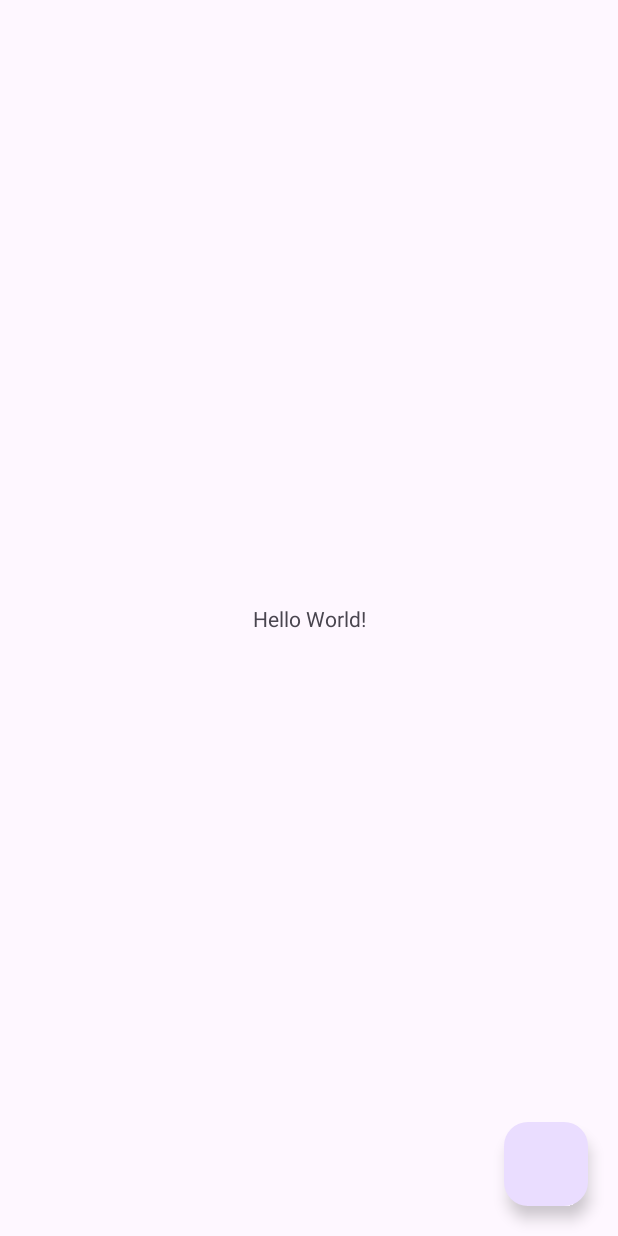
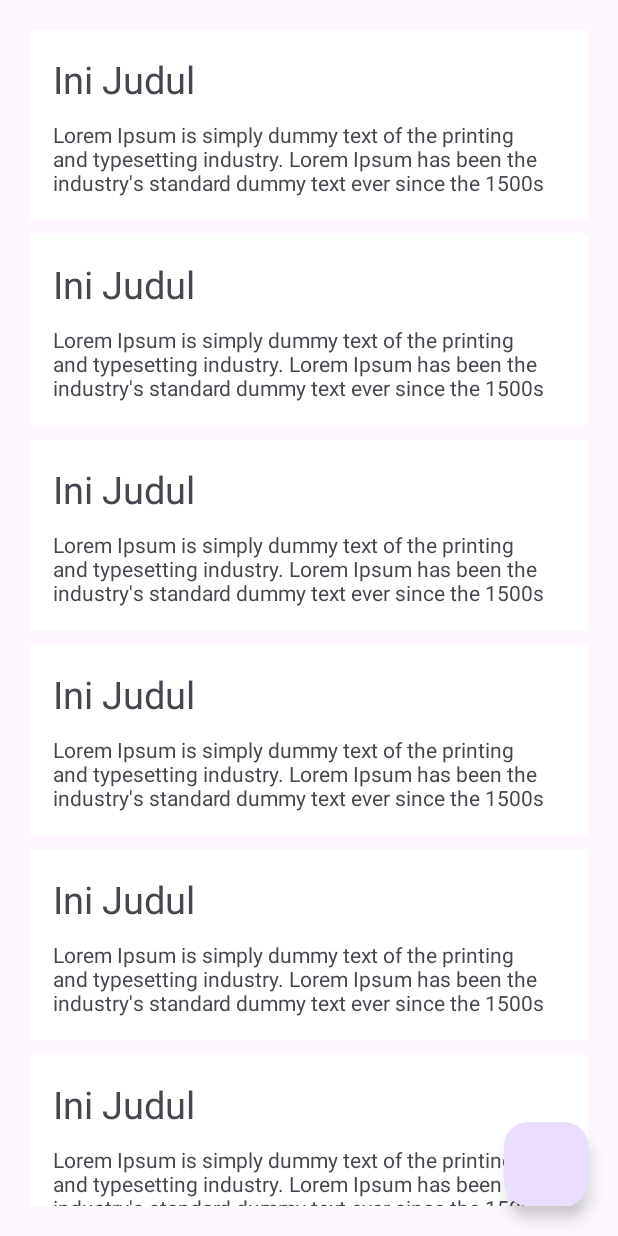
Before and after one commit to DindaRahmaSari/Catatan-Api, an Android app: the layout activity_main.xml on its own in the app's theme, with its tools: preview values and no code run, on a phone screen of 412 x 824 dp. Run offline under Robolectric (Android 15) with nearby library versions, the phone set to English and light mode, and no system bars; network calls fail.

Commit message:
menampilkan data catatan

```diff
--- a/app/src/main/java/com/example/latihan_api_dinda/RetrofitClient.kt
+++ b/app/src/main/java/com/example/latihan_api_dinda/RetrofitClient.kt
@@ -8,6 +8,8 @@ object RetrofitClient {
     private const val  BASE_URL ="http://192.168.1.8:8000/api/"
 
     val catatanRepository: CatatanRepository by lazy {
+
+
         Retrofit.Builder()
             .baseUrl(BASE_URL)
             .addConverterFactory(GsonConverterFactory.create())
--- a/app/src/main/java/com/example/latihan_api_dinda/repository/CatatanRepository.kt
+++ b/app/src/main/java/com/example/latihan_api_dinda/repository/CatatanRepository.kt
@@ -3,9 +3,12 @@ package com.example.latihan_api_dinda.repository
 import com.example.latihan_api_dinda.entities.Catatan
 import retrofit2.Response
 import retrofit2.http.Body
+import retrofit2.http.GET
 import retrofit2.http.POST
 
 interface CatatanRepository {
     @POST("catatan")
     suspend fun createCatatan(@Body catatan: Catatan): Response<Catatan>
+    @GET("catatan")
+    suspend fun getCatatan(): Response<List<Catatan>>
 }
--- a/app/src/main/res/layout/activity_main.xml
+++ b/app/src/main/res/layout/activity_main.xml
@@ -25,4 +25,13 @@
         app:layout_constraintBottom_toBottomOf="parent"
         app:layout_constraintEnd_toEndOf="parent"/>
 
+    <androidx.recyclerview.widget.RecyclerView
+        android:id="@+id/container"
+        android:layout_width="match_parent"
+        android:layout_height="match_parent"
+        android:padding="20dp"
+        tools:itemCount="10"
+        tools:listitem="@layout/item_catatan"
+        />
+
 </androidx.constraintlayout.widget.ConstraintLayout>
--- /dev/null
+++ b/app/src/main/res/layout/item_catatan.xml
@@ -0,0 +1,26 @@
+<?xml version="1.0" encoding="utf-8"?>
+<RelativeLayout xmlns:android="http://schemas.android.com/apk/res/android"
+    android:layout_width="match_parent"
+    android:padding="15dp"
+    android:background="@color/design_default_color_on_primary"
+    android:layout_marginBottom="10dp"
+    android:layout_height="wrap_content">
+
+    <TextView
+        android:id="@+id/judul"
+        android:layout_width="wrap_content"
+        android:layout_height="wrap_content"
+        android:text="Ini Judul"
+        android:textSize="25dp"
+        android:layout_marginBottom="10dp"
+        />
+
+    <TextView
+        android:layout_below="@id/judul"
+        android:id="@+id/isi"
+        android:layout_width="wrap_content"
+        android:layout_height="wrap_content"
+        android:text="Lorem Ipsum is simply dummy text of the printing and typesetting industry. Lorem Ipsum has been the industry's standard dummy text ever since the 1500s"
+        />
+
+</RelativeLayout>
```
Also changed, not shown: app/src/main/java/com/example/latihan_api_dinda/MainActivity.kt (+41 -3 lines), app/src/main/java/com/example/latihan_api_dinda/adapter/CatatanAdapter.kt (added, +48 -0 lines).
